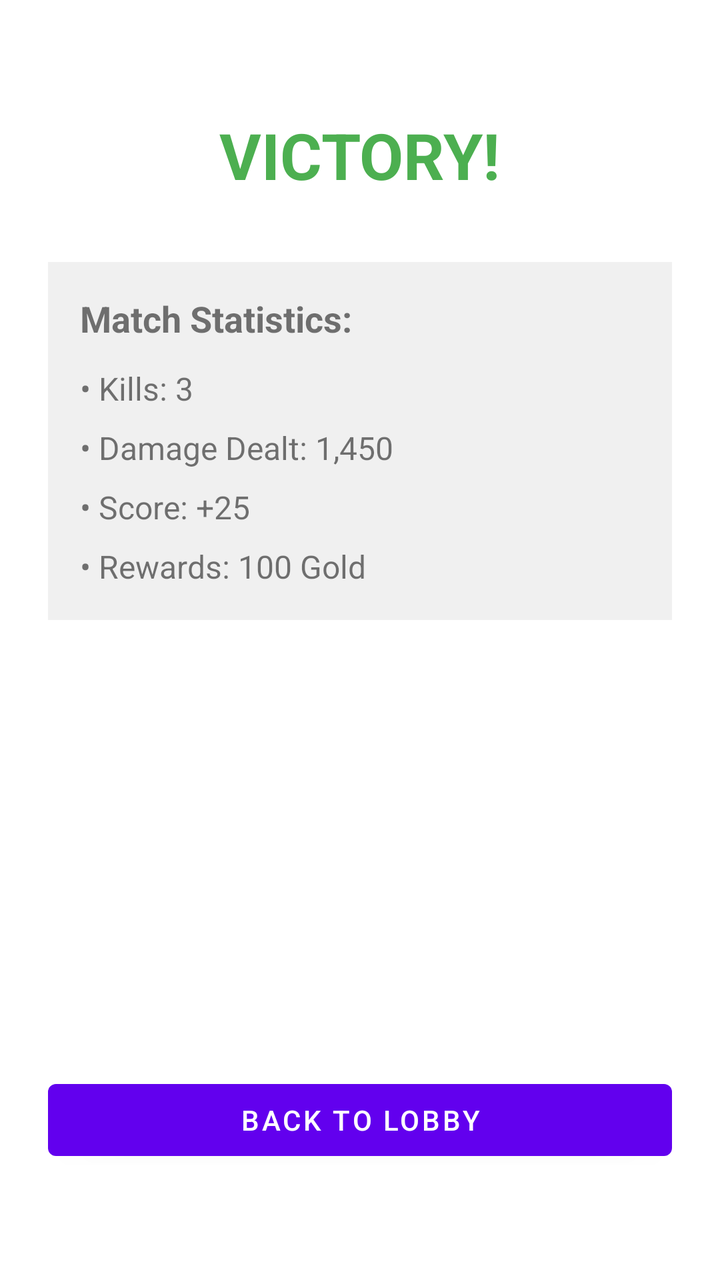
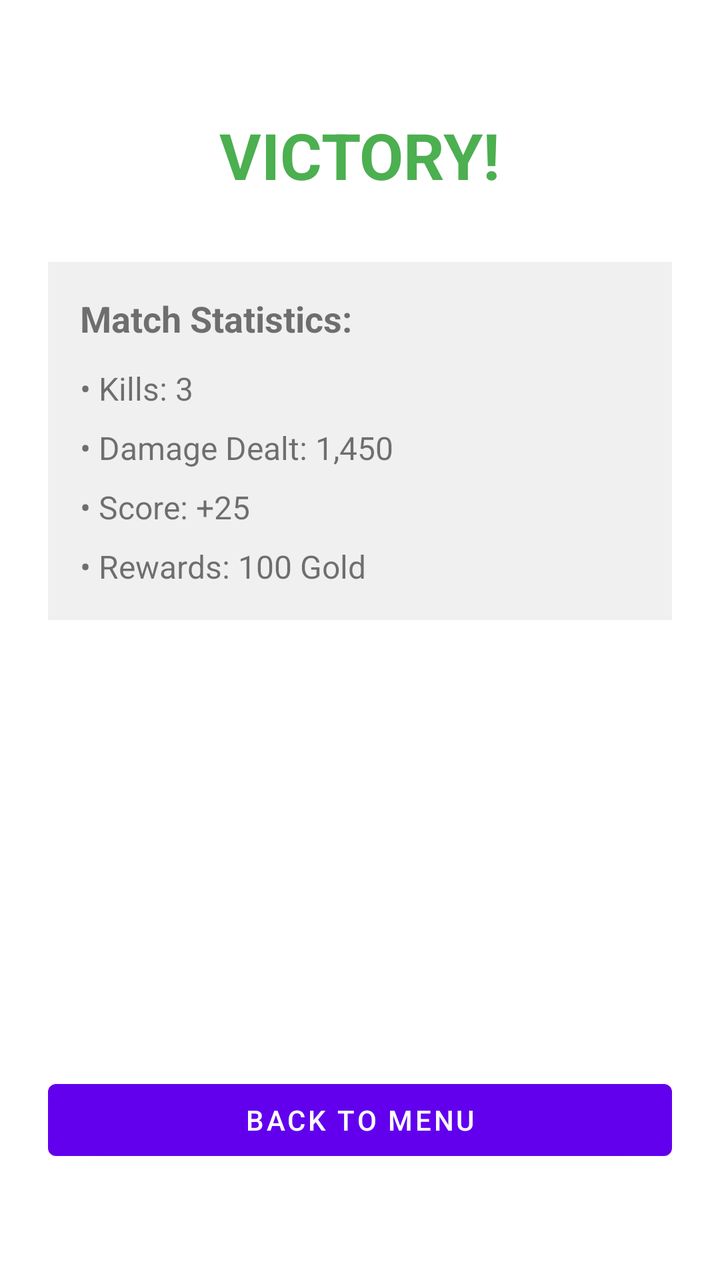

The first picture is an Android layout as it rendered before a commit; the second is the same layout after the commit. The layout source and the unified diff follow.
<!-- AndroidManifest.xml: application theme Theme.ArenaMiniFight -->
<!-- res/layout/fragment_result.xml -->
<?xml version="1.0" encoding="utf-8"?>
<layout xmlns:android="http://schemas.android.com/apk/res/android"
    xmlns:app="http://schemas.android.com/apk/res-auto"
    xmlns:tools="http://schemas.android.com/tools">

    <data>
        <variable
            name="vm"
            type="com.adam.app.arenaminifight.ui.result.ResultViewModel" />
    </data>

    <androidx.constraintlayout.widget.ConstraintLayout
        android:layout_width="match_parent"
        android:layout_height="match_parent"
        android:fitsSystemWindows="true"
        android:padding="24dp"
        tools:context=".ui.result.ResultFragment">

        <TextView
            android:id="@+id/tv_result_title"
            android:layout_width="wrap_content"
            android:layout_height="wrap_content"
            android:layout_marginTop="32dp"
            android:text="@string/result_victory"
            android:textColor="#4CAF50"
            android:textSize="32sp"
            android:textStyle="bold"
            app:layout_constraintTop_toTopOf="parent"
            app:layout_constraintStart_toStartOf="parent"
            app:layout_constraintEnd_toEndOf="parent" />

        <LinearLayout
            android:id="@+id/layout_stats"
            android:layout_width="0dp"
            android:layout_height="wrap_content"
            android:layout_marginTop="32dp"
            android:orientation="vertical"
            android:padding="16dp"
            android:background="#11222222"
            app:layout_constraintTop_toBottomOf="@+id/tv_result_title"
            app:layout_constraintStart_toStartOf="parent"
            app:layout_constraintEnd_toEndOf="parent">

            <TextView
                android:layout_width="match_parent"
                android:layout_height="wrap_content"
                android:text="@string/result_stats_title"
                android:textSize="18sp"
                android:textStyle="bold"
                android:layout_marginBottom="12dp" />

            <TextView
                android:layout_width="match_parent"
                android:layout_height="wrap_content"
                android:text="@string/result_stat_kills"
                android:textSize="16sp"
                android:layout_marginBottom="8dp" />

            <TextView
                android:layout_width="match_parent"
                android:layout_height="wrap_content"
                android:text="@string/result_stat_damage"
                android:textSize="16sp"
                android:layout_marginBottom="8dp" />

            <TextView
                android:layout_width="match_parent"
                android:layout_height="wrap_content"
                android:text="@string/result_stat_score"
                android:textSize="16sp"
                android:layout_marginBottom="8dp" />

            <TextView
                android:layout_width="match_parent"
                android:layout_height="wrap_content"
                android:text="@string/result_stat_rewards"
                android:textSize="16sp" />

        </LinearLayout>

        <Button
            android:id="@+id/btn_back_to_lobby"
            android:layout_width="0dp"
            android:layout_height="wrap_content"
            android:layout_marginBottom="32dp"
            android:text="@string/result_back_to_lobby"
            android:onClick="@{() -> vm.onBackToLobbyClicked()}"
            app:layout_constraintBottom_toBottomOf="parent"
            app:layout_constraintStart_toStartOf="parent"
            app:layout_constraintEnd_toEndOf="parent" />

    </androidx.constraintlayout.widget.ConstraintLayout>
</layout>
<!-- resources referenced by this layout -->
<resources>
  <string name="result_back_to_lobby">Back to Lobby</string>
  <string name="result_stat_damage">• Damage Dealt: 1,450</string>
  <string name="result_stat_kills">• Kills: 3</string>
  <string name="result_stat_rewards">• Rewards: 100 Gold</string>
  <string name="result_stat_score">• Score: +25</string>
  <string name="result_stats_title">Match Statistics:</string>
  <string name="result_victory">VICTORY!</string>
  <style name="Theme.ArenaMiniFight" parent="Theme.MaterialComponents.DayNight.NoActionBar">
          
          <item name="colorPrimary">@color/purple_500</item>
          <item name="colorPrimaryVariant">@color/purple_700</item>
          <item name="colorOnPrimary">@color/white</item>
          
          <item name="colorSecondary">@color/teal_200</item>
          <item name="colorSecondaryVariant">@color/teal_700</item>
          <item name="colorOnSecondary">@color/black</item>
          
          <item name="android:statusBarColor">?attr/colorPrimaryVariant</item>
          
      </style>
  <color name="purple_500">#FF6200EE</color>
  <color name="purple_700">#FF3700B3</color>
  <color name="white">#FFFFFFFF</color>
  <color name="teal_200">#FF03DAC5</color>
  <color name="teal_700">#FF018786</color>
  <color name="black">#FF000000</color>
</resources>

<!-- the commit's change to res/layout/fragment_result.xml (unified diff, before → after) -->
@@ -79,12 +79,12 @@
         </LinearLayout>
 
         <Button
-            android:id="@+id/btn_back_to_lobby"
+            android:id="@+id/btn_back_to_menu"
             android:layout_width="0dp"
             android:layout_height="wrap_content"
             android:layout_marginBottom="32dp"
-            android:text="@string/result_back_to_lobby"
-            android:onClick="@{() -> vm.onBackToLobbyClicked()}"
+            android:text="@string/result_back_to_menu"
+            android:onClick="@{() -> vm.onBackToMenuClicked()}"
             app:layout_constraintBottom_toBottomOf="parent"
             app:layout_constraintStart_toStartOf="parent"
             app:layout_constraintEnd_toEndOf="parent" />
<!-- resource entries referenced after the edit -->
@@ -1,6 +1,6 @@
 <!-- resources referenced by this layout -->
 <resources>
-  <string name="result_back_to_lobby">Back to Lobby</string>
+  <string name="result_back_to_menu">BACK TO MENU</string>
   <string name="result_stat_damage">• Damage Dealt: 1,450</string>
   <string name="result_stat_kills">• Kills: 3</string>
   <string name="result_stat_rewards">• Rewards: 100 Gold</string>
